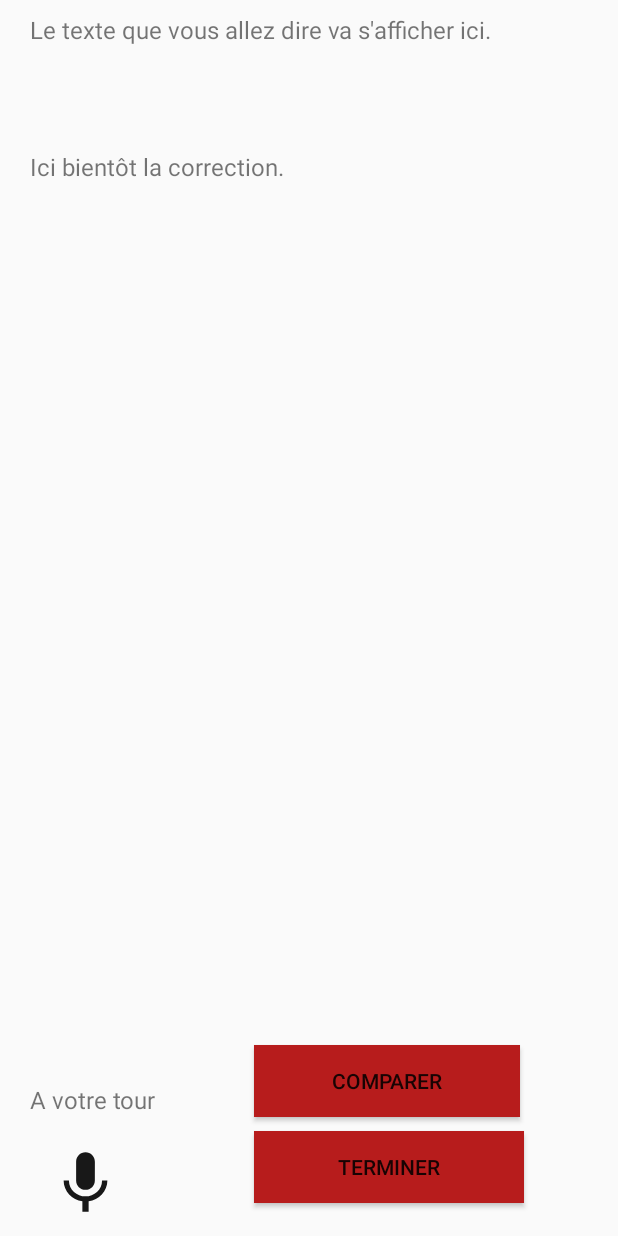
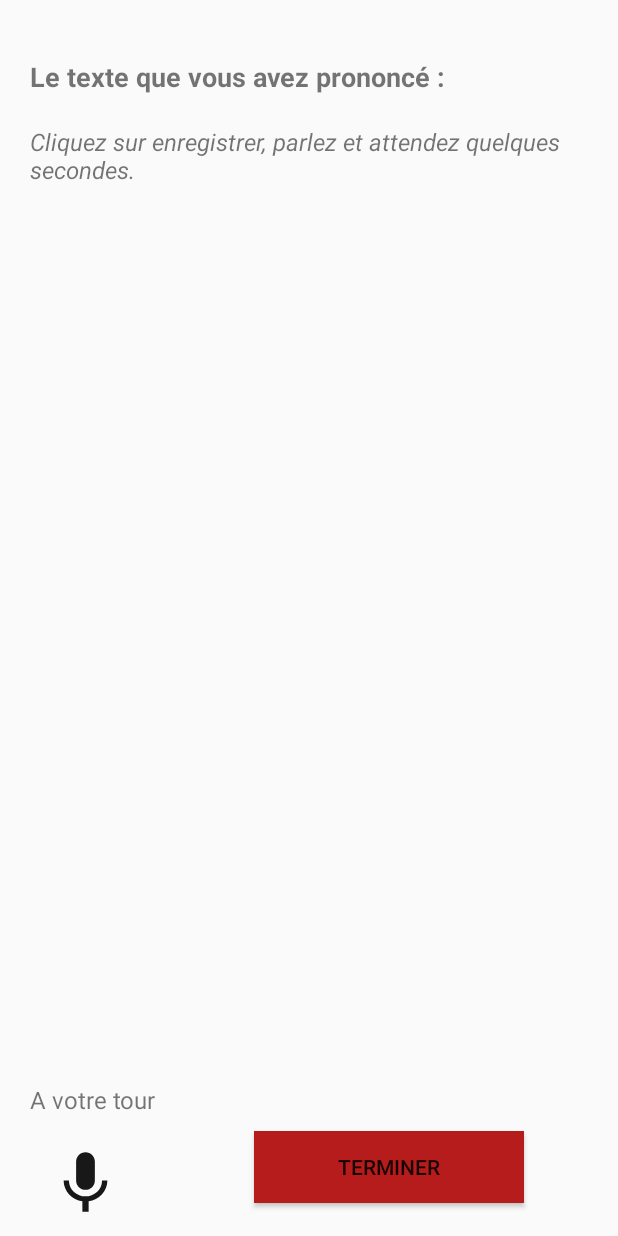
Before and after one commit to AlanPa/Recito, an Android app: the ReciterTexte screen opened directly, with no data from a screen before it, on a phone screen of 412 x 824 dp. Run offline under Robolectric (Android 15) with nearby library versions, the phone set to English and light mode, and no system bars; libraries missing offline, so code that uses them is left out: com.github.difflib.algorithm, com.github.difflib.text, com.microsoft.cognitiveservices.

Commit message:
Marche peut être. Voir API Speech.

```diff
--- a/app/src/main/java/com/microsoft/cognitiveservices/speech/samples/quickstart/ReciterTexte.java
+++ b/app/src/main/java/com/microsoft/cognitiveservices/speech/samples/quickstart/ReciterTexte.java
@@ -33,8 +33,9 @@ public class ReciterTexte extends AppCompatActivity {
     private static String serviceRegion = "francecentral";
 
     public static final String SCORE_KEY="score_key";
+    public static final String RESULT_TEXT_KEY="result_text_key";
     private int score;
-    private int nbErreurs;
+    private String resultText;
     private String currentText = null;
 
     @Override
@@ -100,14 +101,14 @@ public class ReciterTexte extends AppCompatActivity {
 
 
     public void AfficherResultatSimple(View view) {
+        compareTexts(view);
 
         Intent ResultatSimpleActivity = new Intent(ReciterTexte.this, ResultatSimple.class);
         ResultatSimpleActivity.putExtra(SCORE_KEY, score);
+        ResultatSimpleActivity.putExtra(RESULT_TEXT_KEY,resultText);
         setResult(RESULT_OK,ResultatSimpleActivity);
         finish();
         startActivity(ResultatSimpleActivity);
-
-
     }
 
 
@@ -137,9 +138,8 @@ public class ReciterTexte extends AppCompatActivity {
             e.printStackTrace();
         }
 
-
-        String newResult = editResult(rows.get(0).getOldLine());
-        correction.setText(Html.fromHtml(newResult));
+        resultText = editResult(rows.get(0).getOldLine());
+        correction.setText(Html.fromHtml(resultText));
 
     }
 
@@ -181,8 +181,7 @@ public class ReciterTexte extends AppCompatActivity {
         }
 
         String resFautes = "<br/><br/> Il y a eu "+nbAjouts+" ajouts de mots, et "+nbOublis+" oublis.";
-        nbErreurs = nbAjouts+nbOublis;
-        score = nbErreurs;
+        score = nbAjouts+nbOublis;
         return newResult+resFautes;
     }
 
--- a/app/src/main/java/com/microsoft/cognitiveservices/speech/samples/quickstart/ResultatSimple.java
+++ b/app/src/main/java/com/microsoft/cognitiveservices/speech/samples/quickstart/ResultatSimple.java
@@ -9,6 +9,7 @@ import android.widget.ProgressBar;
 import android.widget.TextView;
 
 public class ResultatSimple extends AppCompatActivity {
+    private String resultText;
 
     @Override
     protected void onCreate(Bundle savedInstanceState) {
@@ -17,6 +18,8 @@ public class ResultatSimple extends AppCompatActivity {
 
         Intent currentIntent = getIntent();
         int score =currentIntent.getIntExtra(ReciterTexte.SCORE_KEY,-1);
+        resultText = currentIntent.getStringExtra(ReciterTexte.RESULT_TEXT_KEY);
+
         TextView scoreSur100 = (TextView) this.findViewById(R.id.Score_ResultatSimple);
 
 
@@ -41,6 +44,9 @@ public class ResultatSimple extends AppCompatActivity {
 
     public void VoirResultatDetaille(View view) {
         Intent intent = new Intent(ResultatSimple.this, ResultatDetaille.class);
+        intent.putExtra(ReciterTexte.RESULT_TEXT_KEY,resultText);
+        setResult(RESULT_OK,intent);
+        finish();
         startActivity(intent);
     }
 }
--- a/app/src/main/java/com/microsoft/cognitiveservices/speech/samples/quickstart/TextManagerActivity.java
+++ b/app/src/main/java/com/microsoft/cognitiveservices/speech/samples/quickstart/TextManagerActivity.java
@@ -16,7 +16,9 @@ public class TextManagerActivity extends AppCompatActivity {
     private static final int RECITE_TEXT_ACTIVITY = 4;
     public static final String CURRENT_TEXT_ID="current_text_id";
     public static final String CURRENT_TEXT_KEY="current_text_key";
+   // private String title="Votre texte à apprendre :";
     private String currentText="Ceci est un texte à lire par l'application";
+   // private TextView titleText=null;
     private TextView currentTextView=null;
     private Button startReciteButton=null;
     private Button readReciteButton=null;
@@ -29,12 +31,16 @@ public class TextManagerActivity extends AppCompatActivity {
         setContentView(R.layout.activity_text_manager);
 
         currentTextView = findViewById(R.id.Text_Item_Text);
+        //titleText = findViewById(R.id.Title_Item_Text);
+
         startReciteButton = findViewById(R.id.Start_Button_Item_Text);
         readReciteButton = findViewById(R.id.Read_Button_Item_Text);
 
         //Je remplis le currentText
 
         currentTextView.setText(currentText);
+        //titleText.setText(title);
+
         currentTextView.setMovementMethod(new ScrollingMovementMethod());
 
         tts=new TextToSpeech(getApplicationContext(), new TextToSpeech.OnInitListener() {
--- a/app/src/main/res/layout/activity_reciter_texte.xml
+++ b/app/src/main/res/layout/activity_reciter_texte.xml
@@ -5,6 +5,8 @@
     android:layout_width="match_parent"
     android:layout_height="match_parent"
     tools:context=".ReciterTexte">
+
+
 
     <TableLayout
         android:id="@+id/Table_ReciterTexte"
@@ -14,7 +16,17 @@
         android:layout_alignParentTop="true"
         android:layout_marginTop="-11dp"
         android:layout_marginBottom="11dp">
-
+        <TextView
+            android:id="@+id/Correction_Reciter"
+            style="@style/texte"
+            android:layout_width="367dp"
+            android:layout_height="wrap_content"
+            android:layout_marginLeft="20dp"
+            android:layout_marginTop="50dp"
+            android:layout_marginRight="20dp"
+            android:textSize="18dp"
+            android:textStyle="bold"
+            android:text="Le texte que vous avez prononcé :" />
         <TextView
             android:id="@+id/TexteDit_Reciter"
             style="@style/texte"
@@ -23,18 +35,12 @@
             android:layout_marginLeft="20dp"
             android:layout_marginTop="20dp"
             android:layout_marginRight="20dp"
-            android:text="Le texte que vous allez dire va s'afficher ici." />
-        <TextView
-            android:id="@+id/Correction_Reciter"
-            style="@style/texte"
-            android:layout_width="367dp"
-            android:layout_height="wrap_content"
-            android:layout_marginLeft="20dp"
-            android:layout_marginTop="20dp"
-            android:layout_marginRight="20dp"
-            android:text="Ici bientôt la correction." />
+            android:textStyle="italic"
+            android:text="Cliquez sur enregistrer, parlez et attendez quelques secondes." />
+
 
     </TableLayout>
+
 
     <TextView
         android:id="@+id/Tour_Reciter"
@@ -66,19 +72,6 @@
         android:text="Terminer"/>
 
 
-    <Button
-        android:id="@+id/Bouton_Test"
-        style="@style/Bouton"
-        android:layout_width="211dp"
-        android:layout_height="wrap_content"
-        android:layout_below="@id/Tour_Reciter"
-        android:layout_centerHorizontal="true"
-        android:layout_marginLeft="0dp"
-        android:layout_marginTop="-57dp"
-        android:layout_toRightOf="@id/Mic_Button_Reciter"
-        android:onClick="compareTexts"
-        android:layout_marginRight="65dp"
-        android:text="Comparer" />
 
 
 
--- a/app/src/main/res/values/strings.xml
+++ b/app/src/main/res/values/strings.xml
@@ -37,7 +37,9 @@
     //Menu_________________________________________________________________________
 
     //Item_Text____________________________________________________________________
+
     <string name="text_Item_Text">Ceci est un texte à lire par l\'application. (PS : ça fonctionne !!)</string>
+    <string name="title_Item_Text">Texte à apprendre :</string>
     <string name="start_bouton_Item_Text">Réviser le texte</string>
     <string name="read_bouton_Item_Text">Lecture</string>
 
```
Also changed, not shown: app/src/main/java/com/microsoft/cognitiveservices/speech/samples/quickstart/ResultatDetaille.java (+12 -0 lines), app/src/main/res/layout/activity_resultat_detaille.xml (+15 -1 lines).
